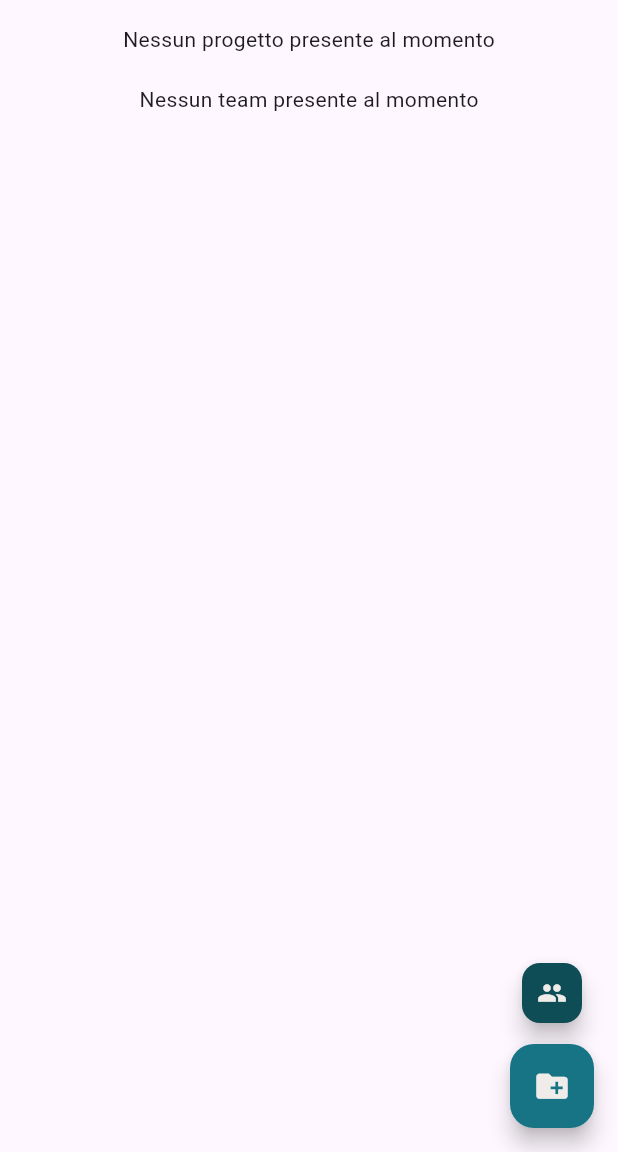
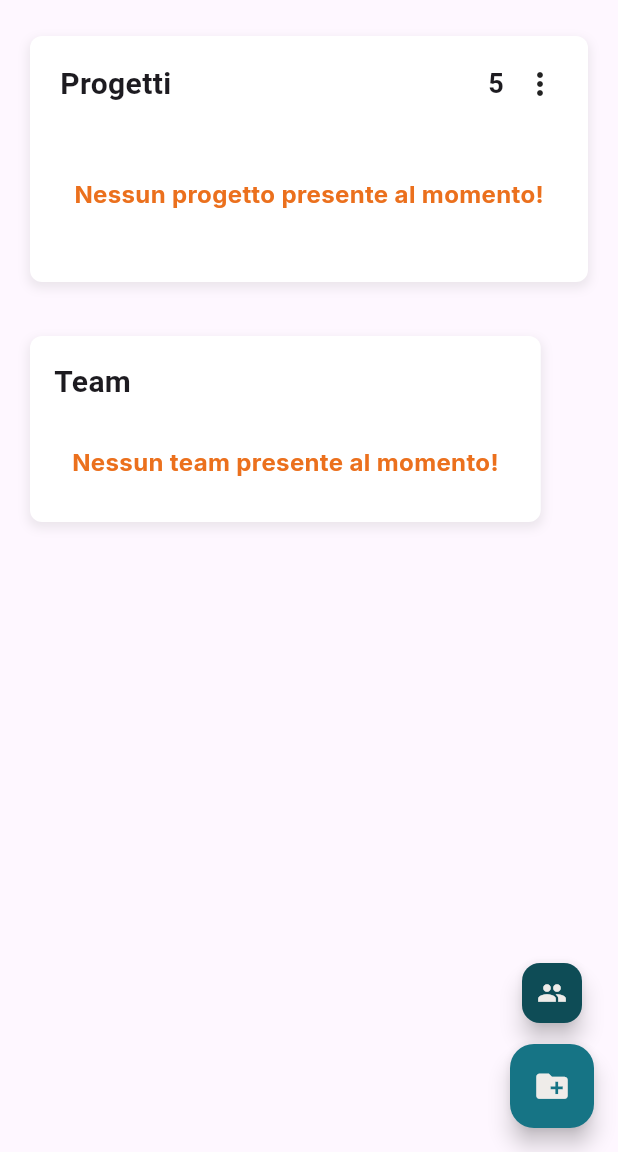
Before and after one commit to apiantonio/OneTask, a Flutter app: the screen it shows after launch, on a phone screen of 412 x 824 dp, the part 84-1236 px from its top. Run offline on Flutter 3.47's test engine with Material 3 defaults, Android fonts, the light colour scheme and no system bars; our stand-ins replace fl_chart, google_fonts, shared_preferences, sqflite; accounts and stored records are empty.

Commit message:
Gestione del caso in cui non ci sono progetti/team

```diff
--- a/lib/screens/dashboard_view.dart
+++ b/lib/screens/dashboard_view.dart
@@ -3,6 +3,7 @@ import 'package:OneTask/model/task.dart';
 import 'package:OneTask/screens/view_project.dart';
 import 'package:OneTask/services/database_helper.dart';
 import 'package:flutter/material.dart';
+import 'package:google_fonts/google_fonts.dart';
 import 'package:shared_preferences/shared_preferences.dart';
 import '../widgets/view_dashboard_team.dart';
 
@@ -74,9 +75,6 @@ class _ViewDasboardProjectsState extends State<ViewDasboardProjects> {
           // team composti da più utenti
           List<Progetto> projects = snapshot.data ?? [];
 
-          if(projects.isEmpty) {
-            return const Center(child: Text('Nessun progetto presente al momento'));
-          }else{
           return Container(
             padding: const EdgeInsets.all(8.0),
             margin: const EdgeInsets.symmetric(vertical: 8.0),
@@ -134,8 +132,22 @@ class _ViewDasboardProjectsState extends State<ViewDasboardProjects> {
                   ],
                 ),
                 SizedBox( // box che contiene una lista orizzontale di widget che contengono i progetti
-                    height: 250,
-                    child: ListView.builder(
+                  height: 100,
+                  child: projects.isEmpty // se non ci sono progetti mostra un testo
+                    ? Padding(
+                      padding: const EdgeInsets.all(20.0),
+                      child: Center(
+                        child: Text(
+                          'Nessun progetto presente al momento!',
+                          style: GoogleFonts.inter(
+                            fontSize: 16,
+                            fontWeight: FontWeight.bold,
+                            color: const Color(0XFFEB701D),
+                          ),
+                        ),
+                      ),
+                    )
+                    : ListView.builder( // se ci sono progetti mostra una lista orizzontale
                       scrollDirection: Axis.horizontal, // lista orizzontale dei progetti
                       shrinkWrap: true,     //il listView si ridimensiona in base al contenuto, evita problemi di layout
                       itemCount:  projects.length < _numProgettiVisualizzati ? projects.length : _numProgettiVisualizzati, // se ci sono meno progetti di quelli selezionati da visualizzare allora renderizza solo quelli che ci sono
@@ -153,7 +165,6 @@ class _ViewDasboardProjectsState extends State<ViewDasboardProjects> {
               ],
             ),
           );
-          }
         }
       }
     );
--- a/lib/screens/view_project.dart
+++ b/lib/screens/view_project.dart
@@ -5,6 +5,8 @@ import 'package:OneTask/widgets/tasks_list.dart';
 import 'package:flutter/material.dart';
 import 'package:google_fonts/google_fonts.dart';
 import '../widgets/appbar.dart';
+
+/// Widget che rappresenta la visualizzazione di un progetto
 class ViewProject extends StatelessWidget {
   final String projectName;
 
--- a/lib/widgets/view_dashboard_team.dart
+++ b/lib/widgets/view_dashboard_team.dart
@@ -1,6 +1,7 @@
 import 'package:OneTask/services/database_helper.dart';
 import 'package:OneTask/widgets/team_dashboard_widget.dart';
 import 'package:flutter/material.dart';
+import 'package:google_fonts/google_fonts.dart';
 
 class ViewDashboardTeam extends StatelessWidget {
   const ViewDashboardTeam({super.key,});
@@ -18,9 +19,6 @@ class ViewDashboardTeam extends StatelessWidget {
           // team composti da più utenti
           List<String> teams = snapshot.data ?? [];
 
-          if(teams.isEmpty) {
-            return const Center(child: Text('Nessun team presente al momento'));
-          }else{
           return Container(
             padding: const EdgeInsets.all(8.0),
             margin: const EdgeInsets.symmetric(vertical: 8.0),
@@ -46,7 +44,19 @@ class ViewDashboardTeam extends StatelessWidget {
                     style: TextStyle(fontSize: 20, fontWeight: FontWeight.bold),
                   ),
                 ),
-                  ListView.builder(
+                teams.isEmpty
+                  ? Padding(
+                    padding: const EdgeInsets.all(20.0),
+                    child: Text(
+                        'Nessun team presente al momento!',
+                        style: GoogleFonts.inter(
+                          fontSize: 16,
+                          fontWeight: FontWeight.bold,
+                          color: const Color(0XFFEB701D),
+                        ),
+                      ),
+                  )
+                  : ListView.builder(
                     shrinkWrap: true,     //il listView si ridimensiona in base al contenuto, evita problemi di layout
                     itemCount: teams.length,
                     physics: const NeverScrollableScrollPhysics(),
@@ -60,7 +70,6 @@ class ViewDashboardTeam extends StatelessWidget {
           );
         }
       }
-      }
     );
   }
 }
```
Also changed, not shown: lib/screens/statistiche.dart (+17 -5 lines). Lines whose indentation alone changed are shown as unchanged.
